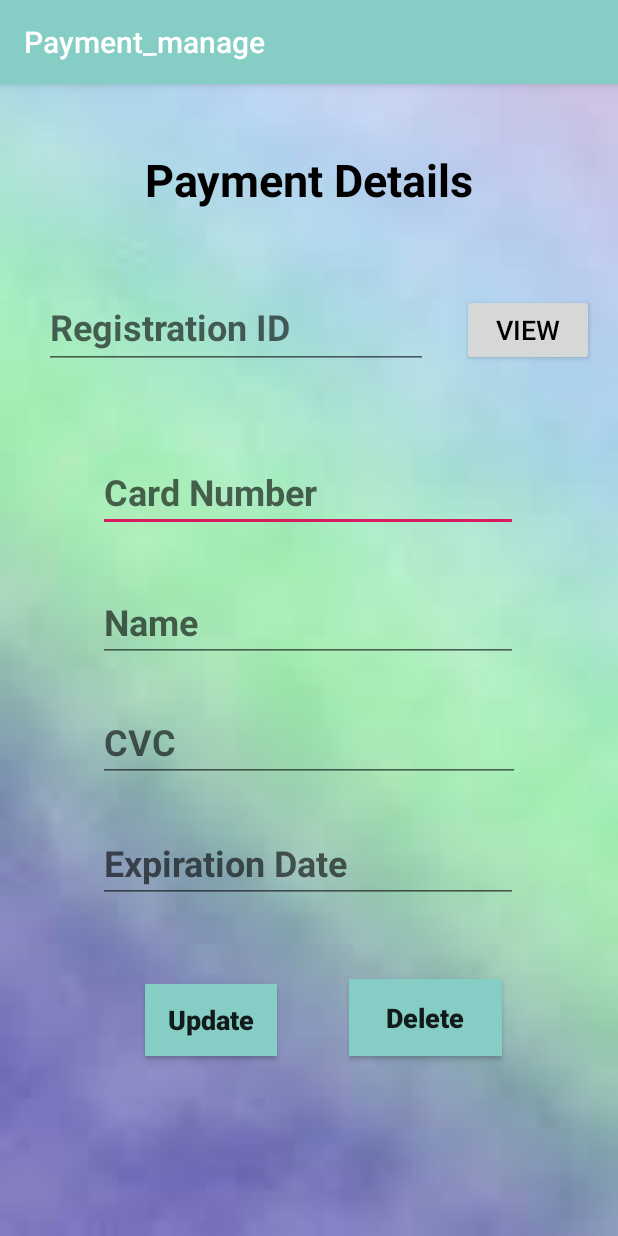
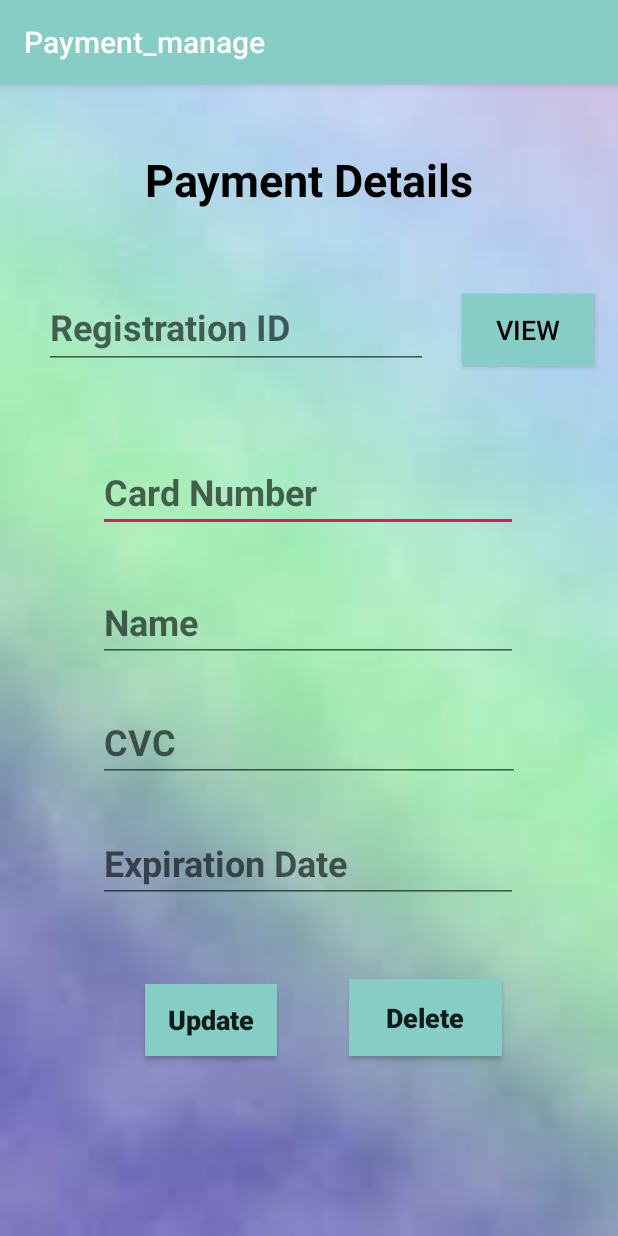
Before and after one commit to Dhananjaya98/PC-Store, an Android app: the pay_details screen opened directly, with no data from a screen before it, on a phone screen of 412 x 824 dp. Run offline under Robolectric (Android 15) with nearby library versions, the phone set to English and light mode, and no system bars; our stand-ins replace Firebase (no records; nobody signed in at launch, a user with empty details on screens opened directly).

Commit message:
Changed details 4

```diff
--- a/app/src/main/res/layout/activity_pay_details.xml
+++ b/app/src/main/res/layout/activity_pay_details.xml
@@ -86,6 +86,7 @@
             android:layout_marginStart="8dp"
             android:layout_marginEnd="8dp"
             android:layout_marginBottom="8dp"
+            android:background="@color/colorPrimary"
             android:text="@string/view"
             android:textColor="@color/common_google_signin_btn_text_dark_focused"
             android:textSize="18sp"
--- a/app/src/main/res/layout/activity_view_payment.xml
+++ b/app/src/main/res/layout/activity_view_payment.xml
@@ -34,6 +34,7 @@
         android:layout_marginStart="8dp"
         android:layout_marginEnd="8dp"
         android:layout_marginBottom="8dp"
+        android:background="@color/colorPrimary"
         android:text="@string/check"
         android:textColor="@color/common_google_signin_btn_text_dark_focused"
         android:textStyle="bold"
```
